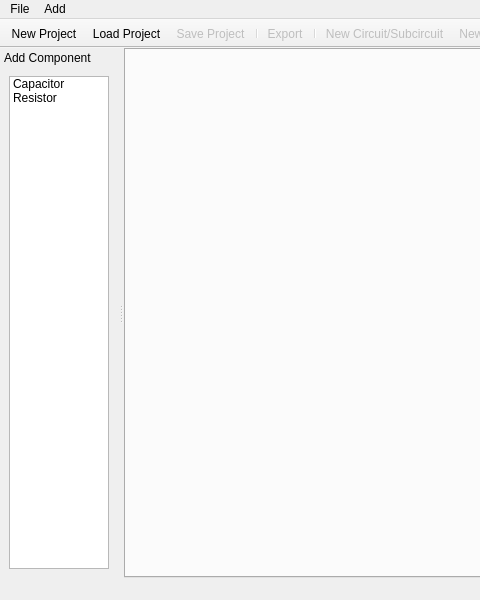
Old version of the form forms/mainwindow.ui in the repository fehermGF0FD8/CircuitSimGUI; both pictures show x 0 to 480 and y 0 to 600 of the 800 by 600 pixel window.
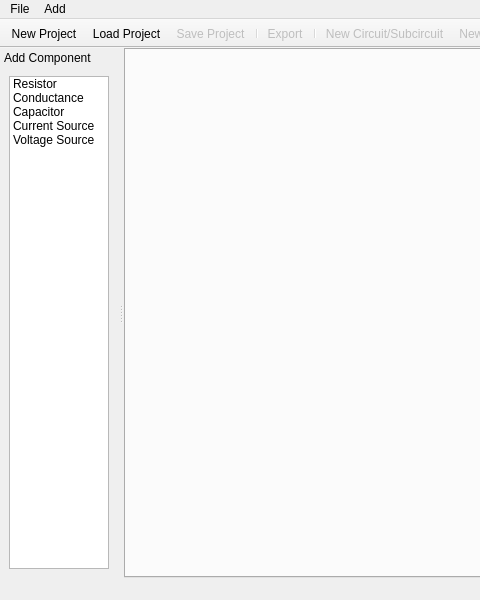
New version of the form.

Diff of the .ui file:
```diff
--- a/forms/mainwindow.ui
+++ b/forms/mainwindow.ui
@@ -169,16 +169,31 @@
        <property name="sizeAdjustPolicy">
         <enum>QAbstractScrollArea::SizeAdjustPolicy::AdjustToContents</enum>
        </property>
-       <item>
-        <property name="text">
-         <string>Capacitor</string>
-        </property>
-       </item>
        <item>
         <property name="text">
          <string>Resistor</string>
         </property>
        </item>
+       <item>
+        <property name="text">
+         <string>Conductance</string>
+        </property>
+       </item>
+       <item>
+        <property name="text">
+         <string>Capacitor</string>
+        </property>
+       </item>
+       <item>
+        <property name="text">
+         <string>Current Source</string>
+        </property>
+       </item>
+       <item>
+        <property name="text">
+         <string>Voltage Source</string>
+        </property>
+       </item>
       </widget>
      </item>
     </layout>
```
